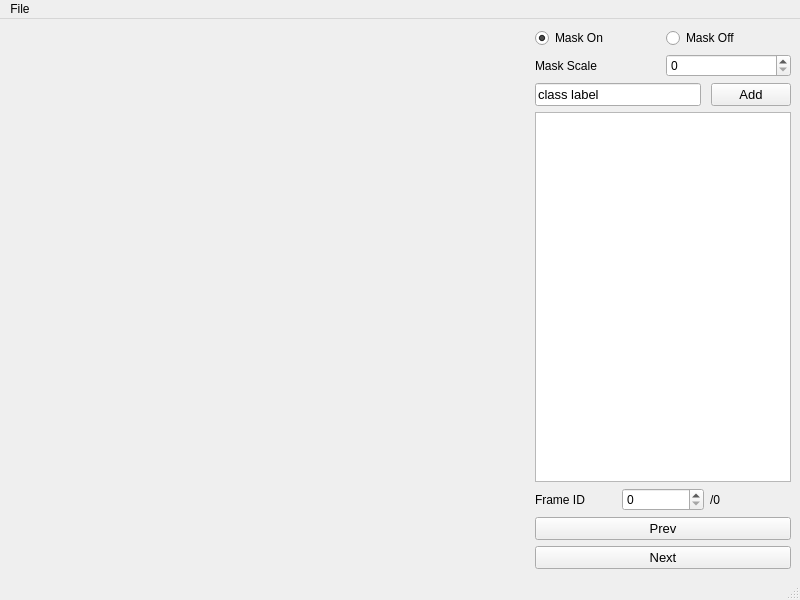
This is src/gui.ui in velatkilic/label-gui as Qt 5 draws it before an edit. The edited form follows.
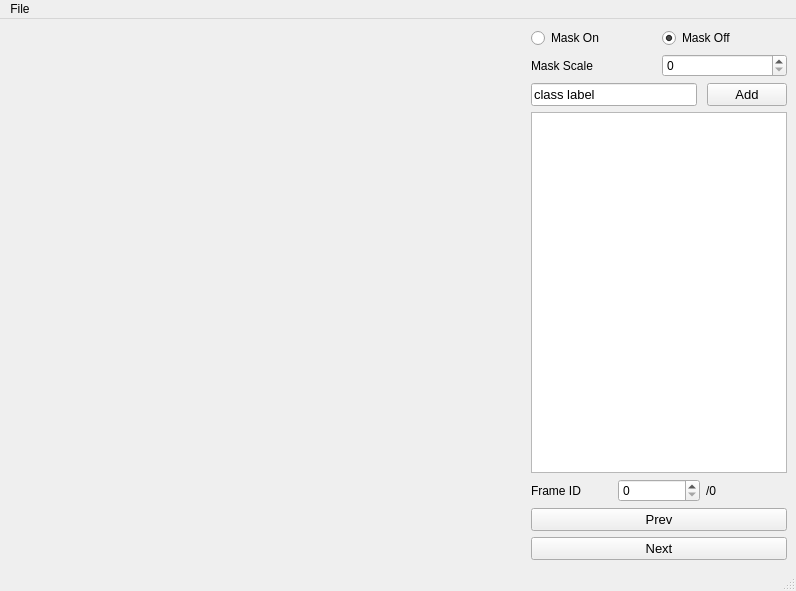
This is the edited form. Custom widgets are drawn as their Qt base class.

Diff of the .ui file:
```diff
--- a/src/gui.ui
+++ b/src/gui.ui
@@ -6,8 +6,8 @@
    <rect>
     <x>0</x>
     <y>0</y>
-    <width>800</width>
-    <height>600</height>
+    <width>796</width>
+    <height>591</height>
    </rect>
   </property>
   <property name="windowTitle">
@@ -52,7 +52,7 @@
              <string>Mask On</string>
             </property>
             <property name="checked">
-             <bool>true</bool>
+             <bool>false</bool>
             </property>
            </widget>
           </item>
@@ -61,6 +61,9 @@
             <property name="text">
              <string>Mask Off</string>
             </property>
+            <property name="checked">
+             <bool>true</bool>
+            </property>
            </widget>
           </item>
          </layout>
@@ -218,7 +221,7 @@
     <rect>
      <x>0</x>
      <y>0</y>
-     <width>800</width>
+     <width>796</width>
      <height>26</height>
     </rect>
    </property>
```
